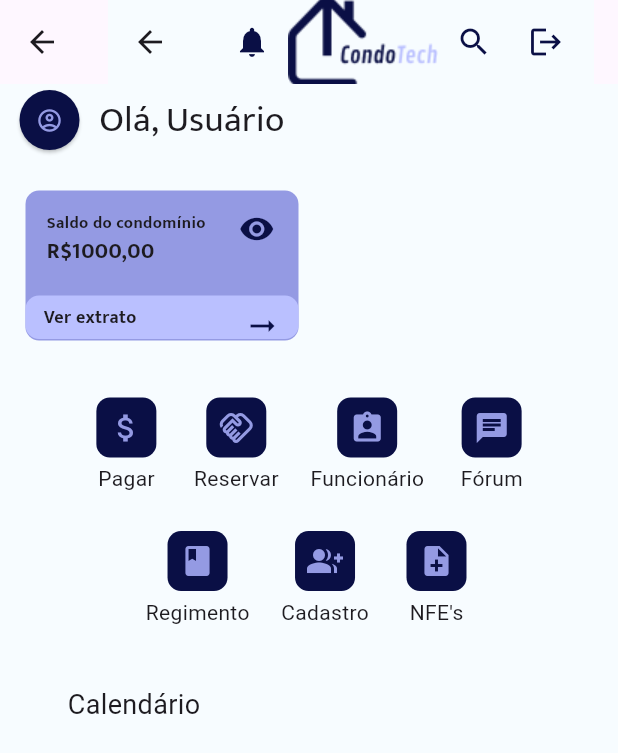
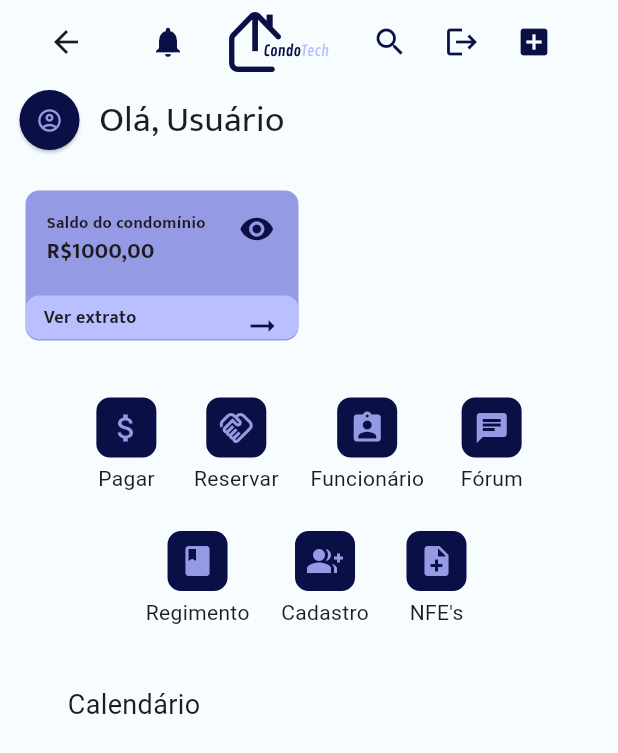
Before and after one commit to CondoTech/condotech_app, a Flutter app: the Home screen opened by its route, on a phone screen of 412 x 824 dp. Shown: the top 753 px of the screen. Run offline on Flutter 3.47's test engine with Material 3 defaults, Android fonts, the phone set to English and light mode, and no system bars; our stand-ins replace cloud_firestore, firebase_auth, firebase_core, localstorage, shared_preferences; accounts and stored records are empty; Roboto replaces fonts that are missing (Mukata).

Commit message:
add: rota de home pra register; fix: alinhamento em register; add: register em full_aapbar; add: create user em register controller

```diff
--- a/condotech/lib/pages/home.dart
+++ b/condotech/lib/pages/home.dart
@@ -1,8 +1,6 @@
 import 'package:condotech/util/color.dart';
 import 'package:condotech/util/full_appbar.dart';
-import 'package:flutter/cupertino.dart';
 import 'package:flutter/material.dart';
-import 'package:flutter/services.dart';
 
 class Home extends StatelessWidget {
   const Home({super.key});
@@ -12,8 +10,10 @@ class Home extends StatelessWidget {
     return Scaffold(
       backgroundColor: Paleta.bgColor,
       appBar: AppBar(
-        title: FullAppBar(),
+        title: FullAppBar(context),
+        backgroundColor: Paleta.bgColor,
         centerTitle: true,
+        automaticallyImplyLeading: false, // Remova o botão de voltar
       ),
       body: Center(
         child: Column(
@@ -31,13 +31,13 @@ class Home extends StatelessWidget {
                       foregroundColor: Paleta.lilas,
                     ),
                     onPressed: () => print("CONTA DO USER"),
-                    child: Icon(Icons.account_circle_outlined)),
+                    child: const Icon(Icons.account_circle_outlined)),
                 const Text(
                     style: TextStyle(fontSize: 24, fontFamily: "Mukta"),
                     "Olá, Usuário"),
               ],
             ),
-            SizedBox(
+            const SizedBox(
               height: 23,
             ),
 
--- a/condotech/lib/pages/register.dart
+++ b/condotech/lib/pages/register.dart
@@ -18,12 +18,13 @@ class Register extends StatelessWidget {
       body: SingleChildScrollView(
         child: Center(
           child: Padding(
-            padding: const EdgeInsets.fromLTRB(15, 60, 15, 0),
+            padding: const EdgeInsets.fromLTRB(15, 20, 15, 0),
             child: Form(
               child: Container(
                 decoration: BoxDecoration(
                     borderRadius: const BorderRadius.all(Radius.circular(5)),
                     color: Paleta.lilas),
+                margin: const EdgeInsets.only(bottom: 35.0),
                 width: 330,
                 height: 497,
                 child: Padding(
--- a/condotech/lib/util/full_appbar.dart
+++ b/condotech/lib/util/full_appbar.dart
@@ -1,7 +1,8 @@
+import 'package:condotech/pages/register.dart';
 import 'package:condotech/util/color.dart';
 import 'package:flutter/material.dart';
 
-AppBar FullAppBar() {
+AppBar FullAppBar(BuildContext context) {
   return AppBar(
       elevation: 0,
       backgroundColor: Paleta.bgColor,
@@ -11,13 +12,13 @@ AppBar FullAppBar() {
         children: [
           IconButton(
             onPressed: () {},
-            icon: Icon(Icons.notifications),
+            icon: const Icon(Icons.notifications),
             color: Paleta.azulEscuro,
           ),
           Image.asset(
             'assets/images/logo.png',
             fit: BoxFit.contain,
-            height: 60,
+            height: 40,
           ),
           Row(
             children: [
@@ -30,6 +31,13 @@ AppBar FullAppBar() {
                 onPressed: () {},
                 icon: Icon(Icons.logout),
                 color: Paleta.azulEscuro,
+              ),
+              IconButton(
+                onPressed: () {
+                  Navigator.of(context).pushReplacementNamed('/register');
+                },
+                icon: Icon(Icons.add_box),
+                color: Paleta.azulEscuro,
               )
             ],
           )
```
Also changed, not shown: condotech/lib/controllers/home_page_controller.dart (added, +17 -0 lines), condotech/lib/controllers/register_controller.dart (added, +44 -0 lines), condotech/lib/services/user_service.dart (+4 -4 lines).
